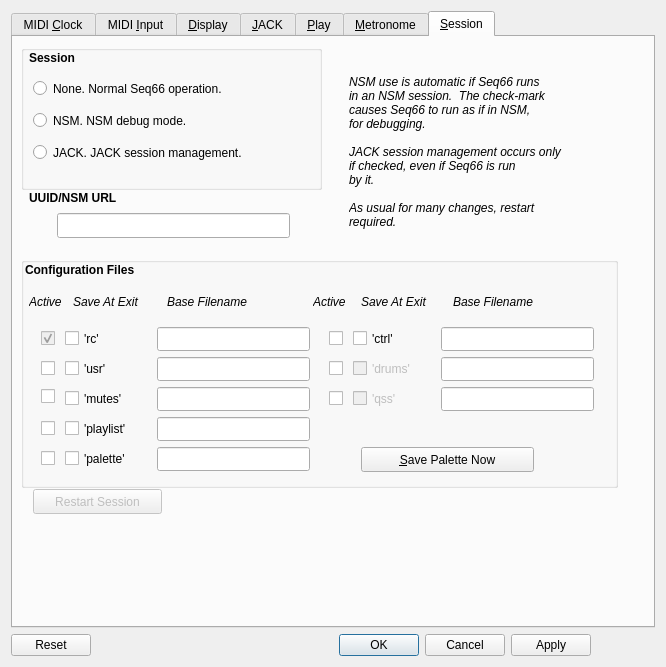
The window that seq_qt5/forms/qseditoptions.ui (ahlstromcj/seq66) describes before a commit, drawn with Qt 5.
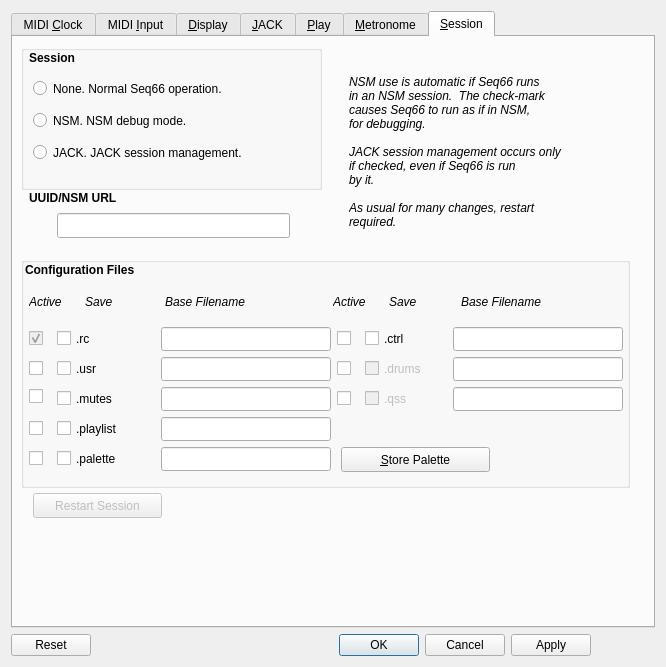
The same window after the commit. The open tabs and pages were chosen to show the change.

Commit message: Fixed bugs in record button, port saving, and appearance.

The edit to the form file:
```diff
--- a/seq_qt5/forms/qseditoptions.ui
+++ b/seq_qt5/forms/qseditoptions.ui
@@ -21,6 +21,7 @@
      </property>
      <property name="font">
       <font>
+       <weight>50</weight>
        <bold>false</bold>
       </font>
      </property>
@@ -2699,7 +2700,7 @@
         <rect>
          <x>8</x>
          <y>220</y>
-         <width>597</width>
+         <width>609</width>
          <height>231</height>
         </rect>
        </property>
@@ -2709,14 +2710,14 @@
        <widget class="QCheckBox" name="checkBoxSaveRc">
         <property name="geometry">
          <rect>
-          <x>44</x>
+          <x>36</x>
           <y>70</y>
           <width>101</width>
           <height>23</height>
          </rect>
         </property>
         <property name="text">
-         <string>'rc'</string>
+         <string>.rc</string>
         </property>
        </widget>
        <widget class="QCheckBox" name="checkBoxSaveUsr">
@@ -2725,40 +2726,40 @@
         </property>
         <property name="geometry">
          <rect>
-          <x>44</x>
+          <x>36</x>
           <y>100</y>
           <width>101</width>
           <height>23</height>
          </rect>
         </property>
         <property name="text">
-         <string>'usr'</string>
+         <string>.usr</string>
         </property>
        </widget>
        <widget class="QCheckBox" name="checkBoxSaveMutes">
         <property name="geometry">
          <rect>
-          <x>44</x>
+          <x>36</x>
           <y>130</y>
           <width>101</width>
           <height>23</height>
          </rect>
         </property>
         <property name="text">
-         <string>'mutes'</string>
+         <string>.mutes</string>
         </property>
        </widget>
        <widget class="QCheckBox" name="checkBoxSavePlaylist">
         <property name="geometry">
          <rect>
-          <x>44</x>
+          <x>36</x>
           <y>160</y>
           <width>101</width>
           <height>23</height>
          </rect>
         </property>
         <property name="text">
-         <string>'playlist'</string>
+         <string>.playlist</string>
         </property>
        </widget>
        <widget class="QCheckBox" name="checkBoxSaveCtrl">
@@ -2767,14 +2768,14 @@
         </property>
         <property name="geometry">
          <rect>
-          <x>332</x>
+          <x>344</x>
           <y>70</y>
           <width>101</width>
           <height>23</height>
          </rect>
         </property>
         <property name="text">
-         <string>'ctrl'</string>
+         <string>.ctrl</string>
         </property>
        </widget>
        <widget class="QCheckBox" name="checkBoxSaveDrums">
@@ -2783,14 +2784,14 @@
         </property>
         <property name="geometry">
          <rect>
-          <x>332</x>
+          <x>344</x>
           <y>100</y>
           <width>101</width>
           <height>23</height>
          </rect>
         </property>
         <property name="text">
-         <string>'drums'</string>
+         <string>.drums</string>
         </property>
        </widget>
        <widget class="QCheckBox" name="checkBoxActiveRc">
@@ -2799,7 +2800,7 @@
         </property>
         <property name="geometry">
          <rect>
-          <x>20</x>
+          <x>8</x>
           <y>70</y>
           <width>25</width>
           <height>23</height>
@@ -2818,7 +2819,7 @@
         </property>
         <property name="geometry">
          <rect>
-          <x>20</x>
+          <x>8</x>
           <y>100</y>
           <width>25</width>
           <height>23</height>
@@ -2834,7 +2835,7 @@
         </property>
         <property name="geometry">
          <rect>
-          <x>20</x>
+          <x>8</x>
           <y>128</y>
           <width>25</width>
           <height>23</height>
@@ -2850,7 +2851,7 @@
         </property>
         <property name="geometry">
          <rect>
-          <x>20</x>
+          <x>8</x>
           <y>160</y>
           <width>25</width>
           <height>23</height>
@@ -2866,7 +2867,7 @@
         </property>
         <property name="geometry">
          <rect>
-          <x>308</x>
+          <x>316</x>
           <y>70</y>
           <width>25</width>
           <height>23</height>
@@ -2882,7 +2883,7 @@
         </property>
         <property name="geometry">
          <rect>
-          <x>308</x>
+          <x>316</x>
           <y>100</y>
           <width>25</width>
           <height>23</height>
@@ -2897,12 +2898,13 @@
          <rect>
           <x>8</x>
           <y>36</y>
-          <width>45</width>
+          <width>57</width>
           <height>17</height>
          </rect>
         </property>
         <property name="font">
          <font>
+          <weight>50</weight>
           <italic>true</italic>
           <bold>false</bold>
          </font>
@@ -2914,20 +2916,21 @@
        <widget class="QLabel" name="label_cfg_save">
         <property name="geometry">
          <rect>
-          <x>52</x>
+          <x>64</x>
           <y>36</y>
-          <width>81</width>
+          <width>65</width>
           <height>17</height>
          </rect>
         </property>
         <property name="font">
          <font>
+          <weight>50</weight>
           <italic>true</italic>
           <bold>false</bold>
          </font>
         </property>
         <property name="text">
-         <string>Save At Exit</string>
+         <string>Save</string>
         </property>
        </widget>
        <widget class="QLineEdit" name="lineEditRc">
@@ -2936,9 +2939,9 @@
         </property>
         <property name="geometry">
          <rect>
-          <x>136</x>
+          <x>140</x>
           <y>70</y>
-          <width>153</width>
+          <width>170</width>
           <height>24</height>
          </rect>
         </property>
@@ -2949,9 +2952,9 @@
         </property>
         <property name="geometry">
          <rect>
-          <x>136</x>
+          <x>140</x>
           <y>100</y>
-          <width>153</width>
+          <width>170</width>
           <height>24</height>
          </rect>
         </property>
@@ -2962,9 +2965,9 @@
         </property>
         <property name="geometry">
          <rect>
-          <x>136</x>
+          <x>140</x>
           <y>130</y>
-          <width>153</width>
+          <width>170</width>
           <height>24</height>
          </rect>
         </property>
@@ -2975,9 +2978,9 @@
         </property>
         <property name="geometry">
          <rect>
-          <x>136</x>
+          <x>140</x>
           <y>160</y>
-          <width>153</width>
+          <width>170</width>
           <height>24</height>
          </rect>
         </property>
@@ -2988,9 +2991,9 @@
         </property>
         <property name="geometry">
          <rect>
-          <x>420</x>
+          <x>432</x>
           <y>70</y>
-          <width>153</width>
+          <width>170</width>
           <height>24</height>
          </rect>
         </property>
@@ -3001,9 +3004,9 @@
         </property>
         <property name="geometry">
          <rect>
-          <x>420</x>
+          <x>432</x>
           <y>100</y>
-          <width>153</width>
+          <width>170</width>
           <height>24</height>
          </rect>
         </property>
@@ -3011,7 +3014,7 @@
        <widget class="QLabel" name="label_cfg_basename">
         <property name="geometry">
          <rect>
-          <x>146</x>
+          <x>144</x>
           <y>36</y>
           <width>113</width>
           <height>17</height>
@@ -3019,6 +3022,7 @@
         </property>
         <property name="font">
          <font>
+          <weight>50</weight>
           <italic>true</italic>
           <bold>false</bold>
          </font>
@@ -3030,9 +3034,9 @@
        <widget class="QLineEdit" name="lineEditPalette">
         <property name="geometry">
          <rect>
-          <x>136</x>
+          <x>140</x>
           <y>190</y>
-          <width>153</width>
+          <width>170</width>
           <height>24</height>
          </rect>
         </property>
@@ -3049,7 +3053,7 @@
        <widget class="QCheckBox" name="checkBoxActivePalette">
         <property name="geometry">
          <rect>
-          <x>20</x>
+          <x>8</x>
           <y>190</y>
           <width>25</width>
           <height>23</height>
@@ -3062,27 +3066,28 @@
        <widget class="QCheckBox" name="checkBoxSavePalette">
         <property name="geometry">
          <rect>
-          <x>44</x>
+          <x>36</x>
           <y>190</y>
           <width>101</width>
           <height>23</height>
          </rect>
         </property>
         <property name="text">
-         <string>'palette'</string>
+         <string>.palette</string>
         </property>
        </widget>
        <widget class="QLabel" name="label_cfg_active_2">
         <property name="geometry">
          <rect>
-          <x>292</x>
+          <x>312</x>
           <y>36</y>
-          <width>45</width>
+          <width>53</width>
           <height>17</height>
          </rect>
         </property>
         <property name="font">
          <font>
+          <weight>50</weight>
           <italic>true</italic>
           <bold>false</bold>
          </font>
@@ -3094,26 +3099,27 @@
        <widget class="QLabel" name="label_cfg_save_2">
         <property name="geometry">
          <rect>
-          <x>340</x>
+          <x>368</x>
           <y>36</y>
-          <width>81</width>
+          <width>53</width>
           <height>17</height>
          </rect>
         </property>
         <property name="font">
          <font>
+          <weight>50</weight>
           <italic>true</italic>
           <bold>false</bold>
          </font>
         </property>
         <property name="text">
-         <string>Save At Exit</string>
+         <string>Save</string>
         </property>
        </widget>
        <widget class="QLabel" name="label_cfg_basename_2">
         <property name="geometry">
          <rect>
-          <x>432</x>
+          <x>440</x>
           <y>36</y>
           <width>113</width>
           <height>17</height>
@@ -3121,6 +3127,7 @@
         </property>
         <property name="font">
          <font>
+          <weight>50</weight>
           <italic>true</italic>
           <bold>false</bold>
          </font>
@@ -3135,7 +3142,7 @@
         </property>
         <property name="geometry">
          <rect>
-          <x>308</x>
+          <x>316</x>
           <y>130</y>
           <width>25</width>
           <height>23</height>
@@ -3151,14 +3158,14 @@
         </property>
         <property name="geometry">
          <rect>
-          <x>332</x>
+          <x>344</x>
           <y>130</y>
           <width>101</width>
           <height>23</height>
          </rect>
         </property>
         <property name="text">
-         <string>'qss'</string>
+         <string>.qss</string>
         </property>
        </widget>
        <widget class="QLineEdit" name="lineEditStyleSheet">
@@ -3167,9 +3174,9 @@
         </property>
         <property name="geometry">
          <rect>
-          <x>420</x>
+          <x>432</x>
           <y>130</y>
-          <width>153</width>
+          <width>170</width>
           <height>24</height>
          </rect>
         </property>
@@ -3177,9 +3184,9 @@
        <widget class="QPushButton" name="pushButtonSavePalette">
         <property name="geometry">
          <rect>
-          <x>340</x>
+          <x>320</x>
           <y>190</y>
-          <width>173</width>
+          <width>149</width>
           <height>25</height>
          </rect>
         </property>
@@ -3187,7 +3194,7 @@
          <string/>
         </property>
         <property name="text">
-         <string>&amp;Save Palette Now</string>
+         <string>&amp;Store Palette</string>
         </property>
        </widget>
        <widget class="QLabel" name="label_11">
@@ -3216,7 +3223,7 @@
        <property name="geometry">
         <rect>
          <x>20</x>
-         <y>452</y>
+         <y>456</y>
          <width>129</width>
          <height>25</height>
         </rect>
```
Left out of the diff: 59 changed lines with no effect on the pictures. The commit also changes 7 other files.
